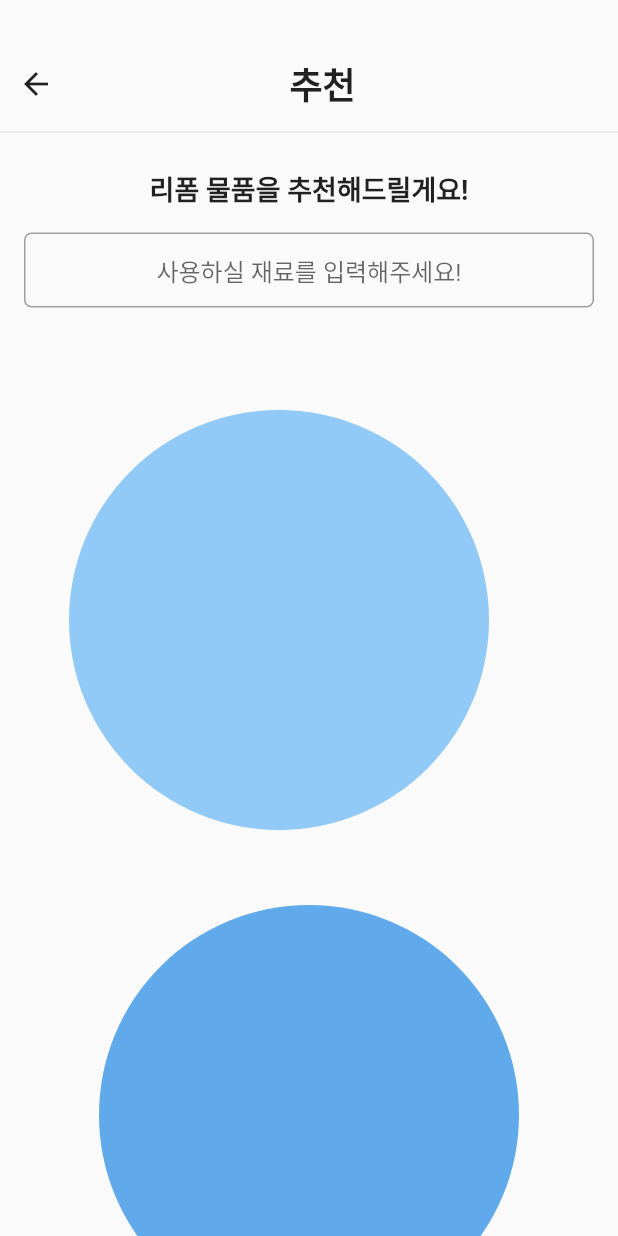
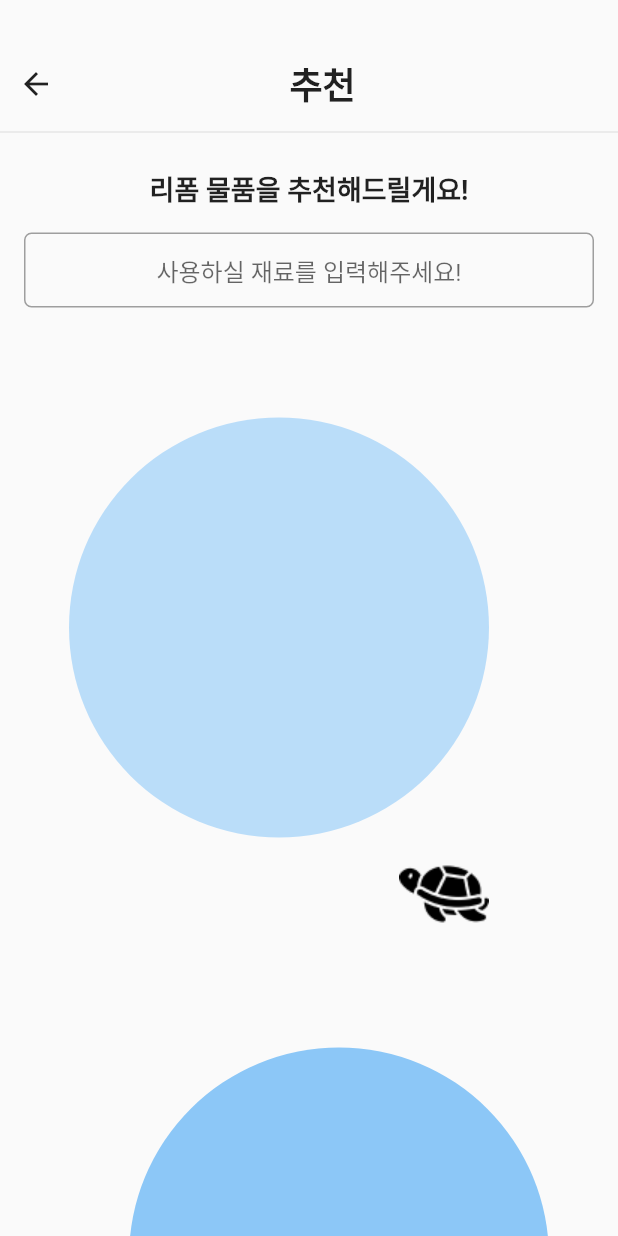
Before and after one commit to hwanny7/Re_Slow, a Flutter app: the Recommend screen opened directly, on a phone screen of 412 x 824 dp. Run offline on Flutter 3.47's test engine with Material 2 defaults, Android fonts, the phone set to English and light mode, and no system bars; our stand-ins replace carousel_slider, shared_preferences; accounts and stored records are empty; Roboto replaces fonts that are missing (NanumSquare).

Commit message:
💄 거북이 추가 & 투명도 조정

```diff
--- a/frontend/lib/pages/home/recommend.dart
+++ b/frontend/lib/pages/home/recommend.dart
@@ -1,5 +1,4 @@
 import 'dart:math';
-
 import 'package:flutter/material.dart';
 
 class Recommend extends StatefulWidget {
@@ -147,9 +146,10 @@ class _RecommendState extends State<Recommend>
             child: SingleChildScrollView(
               child: Padding(
                 padding: const EdgeInsets.symmetric(
-                    horizontal: 50.0, vertical: 10.0),
+                    horizontal: 50.0, vertical: 15.0),
                 child: Column(
                   children: [
+                    // Bubble 1
                     SizedBox(height: 20),
                     SlideTransition(
                       position: _animation,
@@ -160,23 +160,22 @@ class _RecommendState extends State<Recommend>
                           height: 280,
                           decoration: BoxDecoration(
                             shape: BoxShape.circle,
-                            color: Colors.blue.shade300.withOpacity(0.7),
+                            color: Colors.blue.shade200.withOpacity(0.6),
                           ),
                         ),
                       ),
                     ),
-                    SizedBox(height: 50),
-                    SlideTransition(
-                      position: _animation,
-                      child: Container(
-                        width: 280,
-                        height: 280,
-                        decoration: BoxDecoration(
-                          shape: BoxShape.circle,
-                          color: Colors.blue.shade600.withOpacity(0.7),
+                    // Turtle
+                    Padding(
+                      padding: EdgeInsets.only(left: 180.0, top: 30),
+                      child: Positioned.fill(
+                        child: Image.asset(
+                          "assets/image/turtle.png",
+                          fit: BoxFit.contain,
                         ),
                       ),
                     ),
+                    // Bubble 2
                     SizedBox(height: 50),
                     SlideTransition(
                       position: _animation,
@@ -187,7 +186,33 @@ class _RecommendState extends State<Recommend>
                           height: 280,
                           decoration: BoxDecoration(
                             shape: BoxShape.circle,
-                            color: Colors.blue.shade900.withOpacity(0.7),
+                            color: Colors.blue.shade400.withOpacity(0.6),
+                          ),
+                        ),
+                      ),
+                    ),
+                    // Turtle_reversed
+                    Padding(
+                      padding: EdgeInsets.only(right: 180.0, top: 30),
+                      child: Positioned.fill(
+                        child: Image.asset(
+                          "assets/image/turtle_reversed.png",
+                          fit: BoxFit.contain,
+                        ),
+                      ),
+                    ),
+                    // Bubble 3
+                    SizedBox(height: 50),
+                    SlideTransition(
+                      position: _animation,
+                      child: Transform.translate(
+                        offset: Offset(0, 0),
+                        child: Container(
+                          width: 280,
+                          height: 280,
+                          decoration: BoxDecoration(
+                            shape: BoxShape.circle,
+                            color: Colors.blue.shade600.withOpacity(0.6),
                           ),
                         ),
                       ),
```
